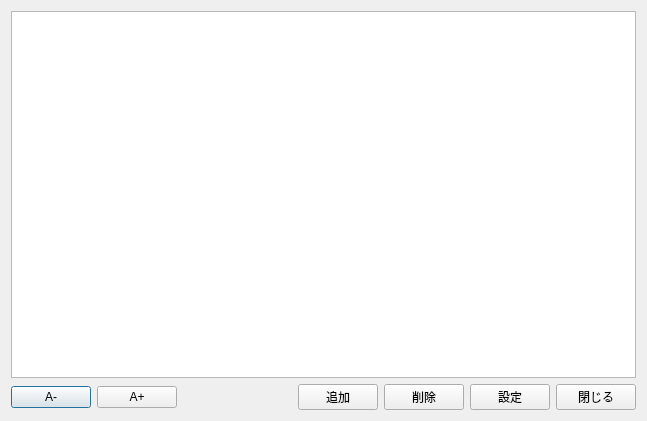
hnakada123/ShogiBoardQ, file src/dialogs/engineregistrationdialog.ui: the form before one commit.
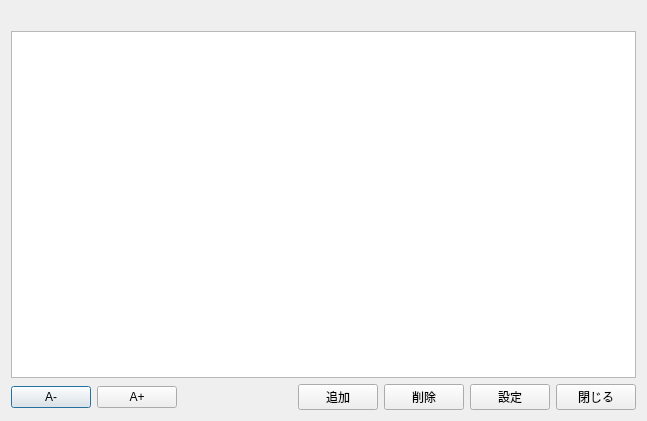
The form after the commit.

Diff of the .ui file:
```diff
--- a/src/dialogs/engineregistrationdialog.ui
+++ b/src/dialogs/engineregistrationdialog.ui
@@ -14,6 +14,11 @@
    <string>エンジン登録</string>
   </property>
   <layout class="QVBoxLayout" name="mainLayout">
+   <item>
+    <widget class="QLabel" name="engineHintLabel">
+     <property name="wordWrap"><bool>true</bool></property>
+    </widget>
+   </item>
    <item>
     <widget class="QListWidget" name="engineListWidget">
      <property name="sizePolicy">
```
